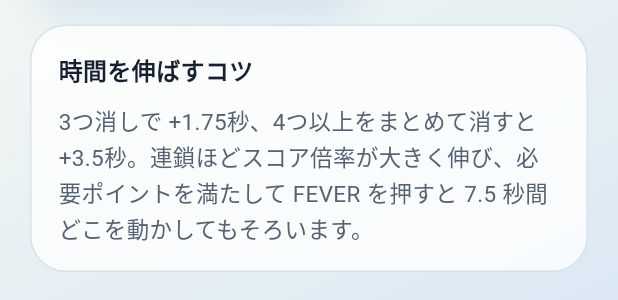
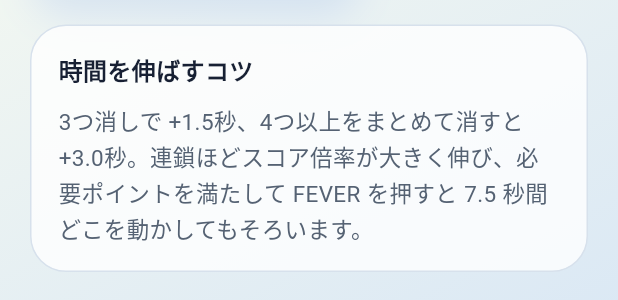
Before and after one commit to KK-cube/Puzzle, a Flutter app: the HowToPlayDialog widget shown alone on an empty page, opened directly, scrolled down 400 dp, on a phone screen of 412 x 824 dp. Shown: the part 814-1114 px from the top of the screen. Run offline on Flutter 3.47's test engine with Material 3 defaults, Android fonts, the phone set to English and light mode, and no system bars; our stand-ins replace audioplayers, flutter_riverpod, google_fonts, shared_preferences, supabase_flutter; missing offline and left inert: flame; accounts and stored records are empty.

Commit message:
Restore clear time rewards

```diff
--- a/lib/game/application/game_session_controller.dart
+++ b/lib/game/application/game_session_controller.dart
@@ -486,10 +486,10 @@ class GameSessionController extends StateNotifier<GameSessionState> {
 
   int _timeBonusForClearedTiles(int clearedTiles) {
     if (clearedTiles >= 4) {
-      return 3500;
+      return 3000;
     }
     if (clearedTiles >= 3) {
-      return 1750;
+      return 1500;
     }
     return 0;
   }
--- a/lib/game/presentation/screens/title_screen.dart
+++ b/lib/game/presentation/screens/title_screen.dart
@@ -187,7 +187,7 @@ class TitleScreen extends ConsumerWidget {
                         const LeaderboardPanel(),
                         const SizedBox(height: 18),
                         const Text(
-                          '3つ消すと +1.75秒、1回の消去で 4つ以上消すと +3.5秒。連鎖ほど得点倍率が大きく伸び、FEVER は初回 500pt、以降は 500pt ずつ必要値が増えます。発動すると 7.5 秒間フィーバーです。',
+                          '3つ消すと +1.5秒、1回の消去で 4つ以上消すと +3.0秒。連鎖ほど得点倍率が大きく伸び、FEVER は初回 500pt、以降は 500pt ずつ必要値が増えます。発動すると 7.5 秒間フィーバーです。',
                           style: TextStyle(
                             fontSize: 14,
                             height: 1.5,
--- a/lib/game/presentation/widgets/how_to_play_dialog.dart
+++ b/lib/game/presentation/widgets/how_to_play_dialog.dart
@@ -114,7 +114,7 @@ class HowToPlayDialog extends StatelessWidget {
                               ),
                               SizedBox(height: 10),
                               Text(
-                                '3つ消しで +1.75秒、4つ以上をまとめて消すと +3.5秒。連鎖ほどスコア倍率が大きく伸び、必要ポイントを満たして FEVER を押すと 7.5 秒間どこを動かしてもそろいます。',
+                                '3つ消しで +1.5秒、4つ以上をまとめて消すと +3.0秒。連鎖ほどスコア倍率が大きく伸び、必要ポイントを満たして FEVER を押すと 7.5 秒間どこを動かしてもそろいます。',
                                 style: TextStyle(
                                   fontSize: 15,
                                   height: 1.5,
```
Also changed, not shown: 1 other file.
